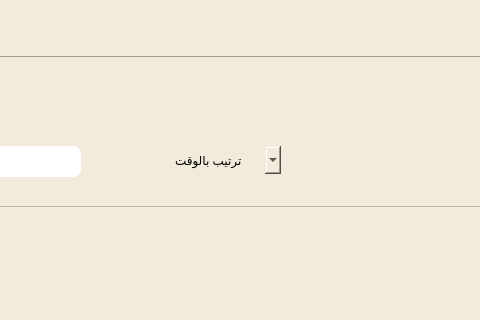
Old version of the form RMS/mainwindow.ui in the repository MohammedNaser28/Structure-Programming-project; both pictures show x 750 to 1230 and y 113 to 433 of the 1400 by 800 pixel window.
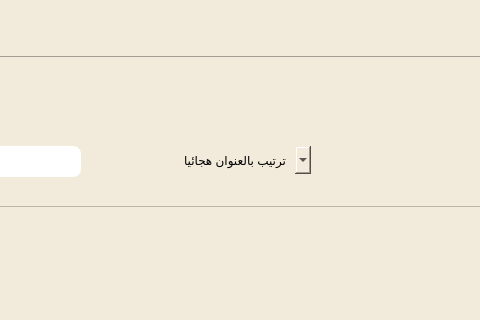
New version of the form. Icons and pictures are not drawn.

What changed in the file:
```diff
--- a/RMS/mainwindow.ui
+++ b/RMS/mainwindow.ui
@@ -83,21 +83,17 @@
       <widget class="QComboBox" name="sort_combobox">
        <property name="geometry">
         <rect>
-         <x>900</x>
+         <x>910</x>
          <y>30</y>
-         <width>111</width>
+         <width>131</width>
          <height>28</height>
         </rect>
        </property>
        <property name="styleSheet">
         <string notr="true">color:rgb(0,0,0);
-font: 11pt &quot;Reem Kufi&quot;;</string>
+font: 11pt &quot;Reem Kufi&quot;;
+padding:4px;</string>
        </property>
-       <item>
-        <property name="text">
-         <string>ترتيب بالوقت</string>
-        </property>
-       </item>
        <item>
         <property name="text">
          <string>ترتيب بالعنوان هجائيا</string>
```
Left out of the diff: 35 changed lines with no effect on the pictures.
